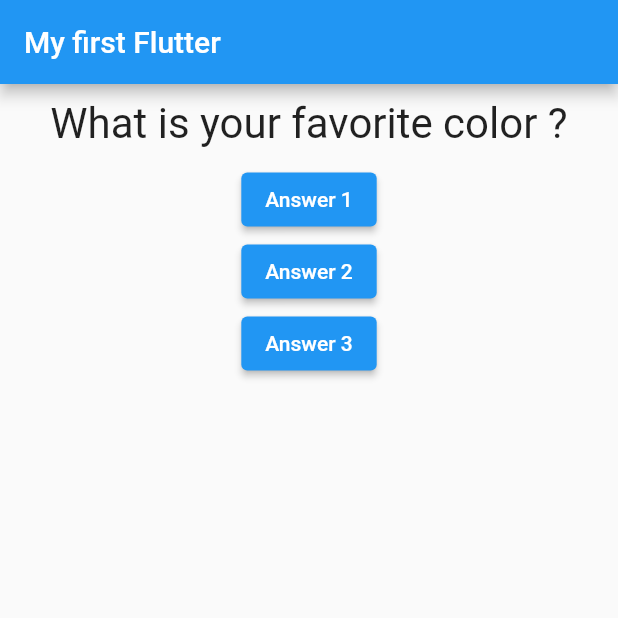
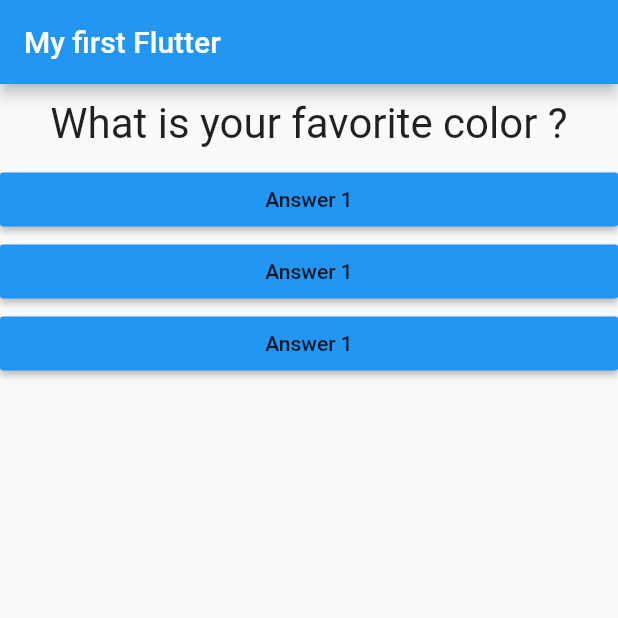
Before and after one commit to YEANSEYHA/flutter-quiz-app, a Flutter app: the screen it shows after launch, on a phone screen of 412 x 824 dp, the top half of it. Run offline on Flutter 3.47's test engine with Material 2 defaults, Android fonts, the phone set to English and light mode, and no system bars.

```diff
--- /dev/null
+++ b/lib/answer.dart
@@ -0,0 +1,18 @@
+import 'package:flutter/material.dart';
+class Answer extends StatelessWidget {
+  final VoidCallback  selectHandler;
+
+  Answer(this.selectHandler);
+
+  @override
+  Widget build(BuildContext context) {
+    return Container(
+      width: double.infinity,
+      child: RaisedButton(
+        color: Colors.blue,
+        child: Text('Answer 1'),
+        onPressed: selectHandler,
+      ),
+    );
+  }
+}
--- a/lib/main.dart
+++ b/lib/main.dart
@@ -1,5 +1,6 @@
 import 'package:flutter/material.dart';
 import './question.dart';
+import './answer.dart';
 /* void main(){
   runApp(MyApp());
 } */
@@ -42,9 +43,9 @@ class _MyAppState extends State<MyApp> {
         body: Column(
           children: [
             Question(questions[_questionIndex]),
-            ElevatedButton(child: Text('Answer 1'), onPressed: ()=> print('Answer 2 chosen')),
-            ElevatedButton(child: Text('Answer 2'), onPressed: _answerQuestion),
-            ElevatedButton(child: Text('Answer 3'), onPressed: _answerQuestion),
+            Answer(_answerQuestion),
+            Answer(_answerQuestion),
+            Answer(_answerQuestion),
           ],
         ),
       ),
```
